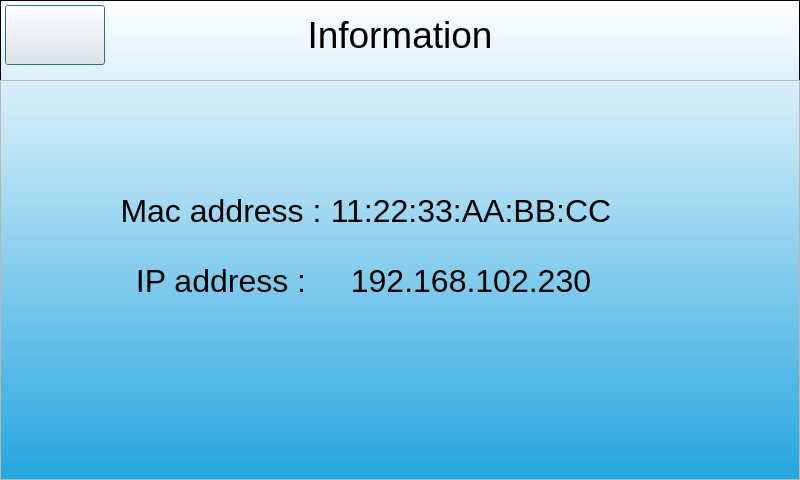
Before: the Qt Designer form informationdialog.ui in Keithsys730/ERC_UI_DEMO, drawn with Qt 5.
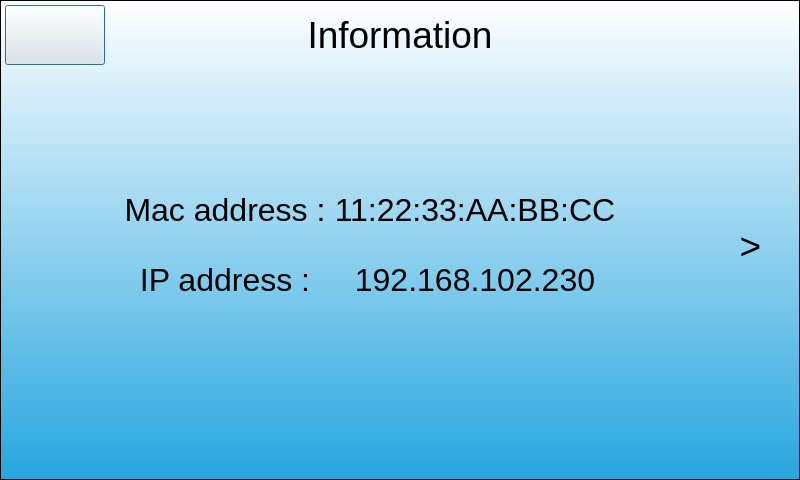
After: the same form once the commit is applied. Icons and pictures are not drawn.

Commit message: Add the switch action between the information and about tabs.

```diff
--- a/informationdialog.ui
+++ b/informationdialog.ui
@@ -53,10 +53,10 @@
   <widget class="QStackedWidget" name="InformationStackedWidget">
    <property name="geometry">
     <rect>
-     <x>0</x>
+     <x>5</x>
      <y>80</y>
-     <width>800</width>
-     <height>400</height>
+     <width>790</width>
+     <height>395</height>
     </rect>
    </property>
    <property name="contextMenuPolicy">
@@ -66,7 +66,7 @@
     <bool>false</bool>
    </property>
    <property name="frameShape">
-    <enum>QFrame::StyledPanel</enum>
+    <enum>QFrame::Box</enum>
    </property>
    <property name="frameShadow">
     <enum>QFrame::Sunken</enum>
@@ -162,6 +162,33 @@
       <set>Qt::AlignCenter</set>
      </property>
     </widget>
+    <widget class="QPushButton" name="aboutPushButton">
+     <property name="geometry">
+      <rect>
+       <x>710</x>
+       <y>130</y>
+       <width>71</width>
+       <height>71</height>
+      </rect>
+     </property>
+     <property name="font">
+      <font>
+       <pointsize>28</pointsize>
+      </font>
+     </property>
+     <property name="focusPolicy">
+      <enum>Qt::NoFocus</enum>
+     </property>
+     <property name="text">
+      <string>&gt;</string>
+     </property>
+     <property name="autoDefault">
+      <bool>false</bool>
+     </property>
+     <property name="flat">
+      <bool>true</bool>
+     </property>
+    </widget>
    </widget>
    <widget class="QWidget" name="aboutPage">
     <widget class="QLabel" name="aboutLabel">
```
Left out of the diff: 27 changed lines with no effect on the pictures. The commit also changes 2 other files.
